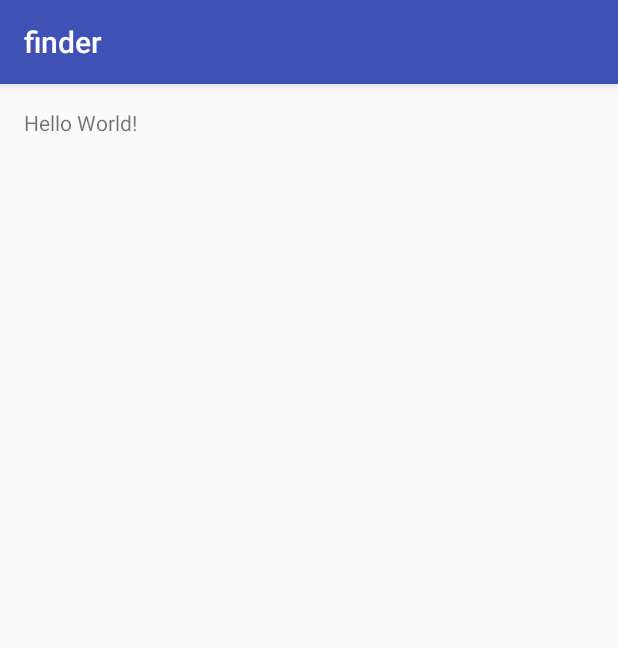
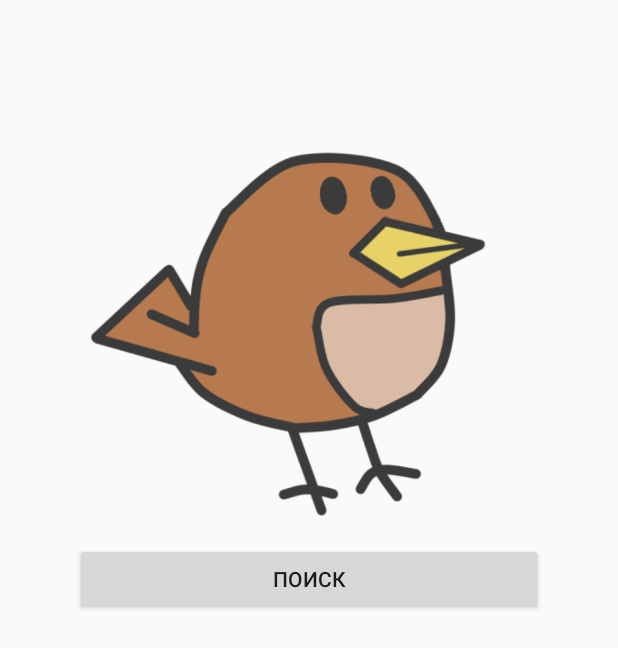
Before and after one commit to belyanka/finder, an Android app: the screen it shows after launch (MainActivity), on a phone screen of 412 x 824 dp. Shown: the top 648 px of the screen. Run offline under Robolectric (Android 15) with nearby library versions, the phone set to English and light mode, and no system bars.

Commit message:
activities initiated

```diff
--- a/app/src/main/AndroidManifest.xml
+++ b/app/src/main/AndroidManifest.xml
@@ -15,6 +15,9 @@
                 <category android:name="android.intent.category.LAUNCHER" />
             </intent-filter>
         </activity>
+        <activity android:name=".SearchActivity">
+
+        </activity>
     </application>
 
 </manifest>
--- a/app/src/main/java/com/birb/finder/MainActivity.java
+++ b/app/src/main/java/com/birb/finder/MainActivity.java
@@ -2,12 +2,22 @@ package com.birb.finder;
 
 import android.support.v7.app.AppCompatActivity;
 import android.os.Bundle;
+import android.widget.Button;
+import android.widget.ImageView;
 
 public class MainActivity extends AppCompatActivity {
+
+    private Button searchButton;
+    private ImageView imageIcon;
 
     @Override
     protected void onCreate(Bundle savedInstanceState) {
         super.onCreate(savedInstanceState);
         setContentView(R.layout.activity_main);
+
+        searchButton = (Button) findViewById(R.id.search);
+        imageIcon = (ImageView) findViewById(R.id.icon);
+
+        imageIcon.setImageResource(R.drawable.iconbird);
     }
 }
--- /dev/null
+++ b/app/src/main/java/com/birb/finder/SearchActivity.java
@@ -0,0 +1,7 @@
+package com.birb.finder;
+
+import android.support.v7.app.AppCompatActivity;
+
+public class SearchActivity extends AppCompatActivity {
+
+}
--- a/app/src/main/res/layout/activity_main.xml
+++ b/app/src/main/res/layout/activity_main.xml
@@ -1,16 +1,24 @@
 <?xml version="1.0" encoding="utf-8"?>
-<RelativeLayout xmlns:android="http://schemas.android.com/apk/res/android"
+<LinearLayout xmlns:android="http://schemas.android.com/apk/res/android"
     xmlns:tools="http://schemas.android.com/tools"
+    android:orientation="vertical"
     android:layout_width="match_parent"
     android:layout_height="match_parent"
-    android:paddingBottom="@dimen/activity_vertical_margin"
-    android:paddingLeft="@dimen/activity_horizontal_margin"
-    android:paddingRight="@dimen/activity_horizontal_margin"
-    android:paddingTop="@dimen/activity_vertical_margin"
+    android:padding="50dp"
     tools:context="com.birb.finder.MainActivity">
 
-    <TextView
+    <ImageView
+        android:id="@+id/icon"
+        android:layout_gravity="center"
         android:layout_width="wrap_content"
         android:layout_height="wrap_content"
-        android:text="Hello World!" />
-</RelativeLayout>
+        android:adjustViewBounds="true"
+        android:contentDescription="birb"
+        android:src="@drawable/iconbird" />
+    <Button
+        android:id="@+id/search"
+        android:text="Поиск"
+        android:layout_gravity="center"
+        android:layout_width="match_parent"
+        android:layout_height="wrap_content" />
+</LinearLayout>
--- /dev/null
+++ b/app/src/main/res/layout/search_layout.xml
@@ -0,0 +1,12 @@
+<?xml version="1.0" encoding="utf-8"?>
+<RelativeLayout xmlns:android="http://schemas.android.com/apk/res/android"
+    xmlns:app="http://schemas.android.com/apk/res-auto"
+    android:orientation="vertical" android:layout_width="match_parent"
+    android:layout_height="match_parent">
+
+    <android.support.design.widget.TabLayout
+        android:id="@+id/tabs"
+        android:layout_width="match_parent"
+        android:layout_height="wrap_content"
+        app:tabMode="scrollable"/>
+</RelativeLayout>
--- a/app/src/main/res/values/styles.xml
+++ b/app/src/main/res/values/styles.xml
@@ -1,7 +1,7 @@
 <resources>
 
     <!-- Base application theme. -->
-    <style name="AppTheme" parent="Theme.AppCompat.Light.DarkActionBar">
+    <style name="AppTheme" parent="Theme.AppCompat.Light.NoActionBar">
         <!-- Customize your theme here. -->
         <item name="colorPrimary">@color/colorPrimary</item>
         <item name="colorPrimaryDark">@color/colorPrimaryDark</item>
```
Also changed, not shown: app/src/main/res/drawable/iconbird.png (added).
